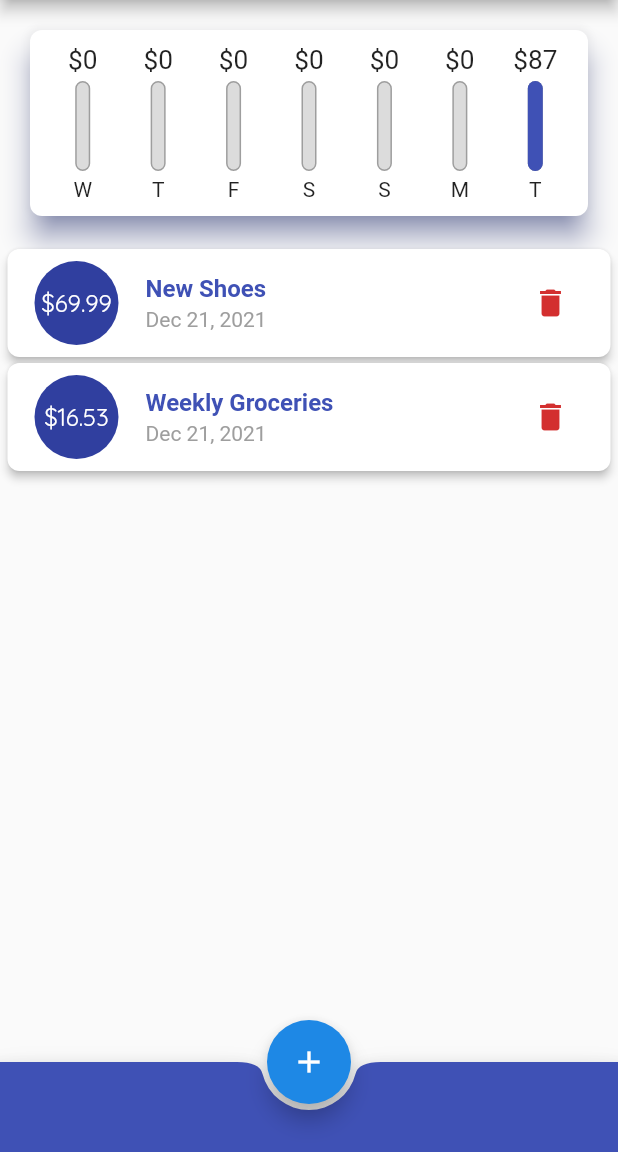
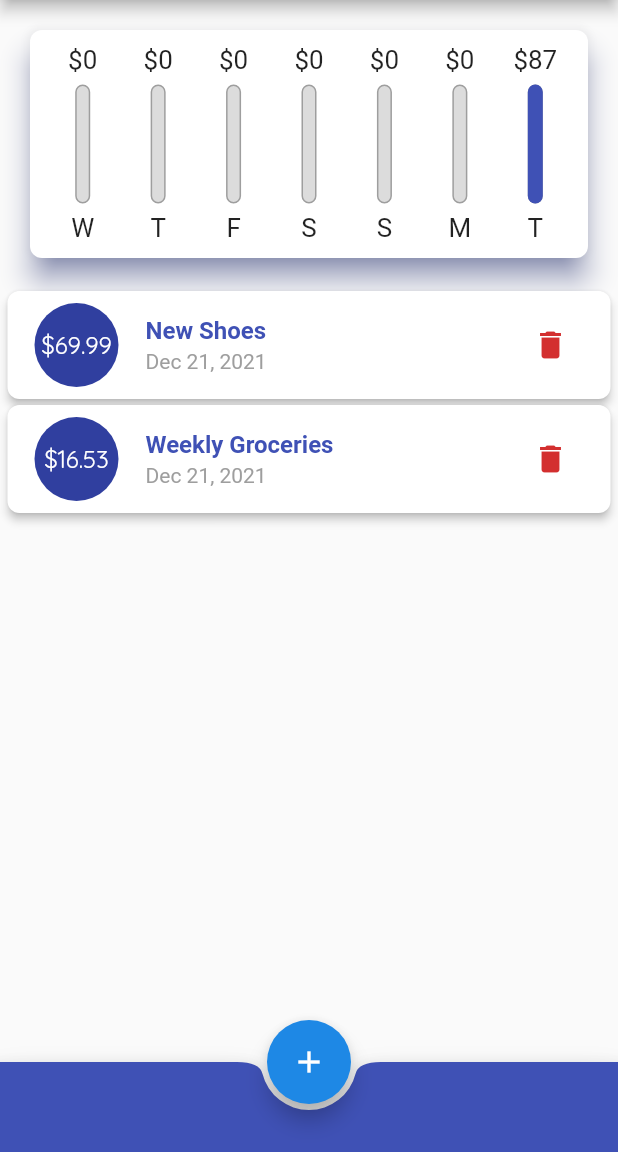
Before and after one commit to aldoalfians/flutter-vol-2, a Flutter app: the screen it shows after launch, on a phone screen of 412 x 824 dp, the part 84-1236 px from its top. Run offline on Flutter 3.47's test engine with Material 2 defaults, Android fonts, the phone set to English and light mode, and no system bars.

Commit message:
Responsive add MediaQuery

```diff
--- a/lib/main.dart
+++ b/lib/main.dart
@@ -1,4 +1,5 @@
 import 'package:flutter/material.dart';
+// import 'package:flutter/services.dart'; // for using system chrome
 
 // models
 import 'models/transaction.dart';
@@ -9,7 +10,14 @@ import './widgets/user_transaction.dart';
 import './widgets/new_transaction.dart';
 import './widgets/transaction_list.dart';
 
-void main() => runApp(MyApp());
+void main() {
+  // WidgetsFlutterBinding.ensureInitialized();
+  // SystemChrome.setPreferredOrientations([
+  //   DeviceOrientation.portraitUp,
+  //   DeviceOrientation.portraitDown,
+  // ]); // systemchrome allowto lock the screen in portrait mode
+  runApp(MyApp());
+}
 
 class MyApp extends StatelessWidget {
   Widget build(BuildContext context) {
@@ -64,6 +72,8 @@ class _MyHomePageState extends State<MyHomePage> with TickerProviderStateMixin {
       date: DateTime.now(),
     ),
   ];
+
+  bool _showChart = false;
 
   List<Transaction> get _recentTransactions {
     return _userTransactions.where((tx) {
@@ -121,18 +131,27 @@ class _MyHomePageState extends State<MyHomePage> with TickerProviderStateMixin {
   // Widget
   @override
   Widget build(BuildContext context) {
+    final isLandscape =
+        MediaQuery.of(context).orientation == Orientation.landscape;
+    final appBar = AppBar(
+      title: Text("Wet Expenses", style: Theme.of(context).textTheme.headline6),
+      actions: [
+        IconButton(
+          icon: Icon(Icons.add),
+          onPressed: () => _startAddNewTransaction(context),
+        ),
+      ],
+    );
+    final txListWidget = Container(
+      height: (MediaQuery.of(context).size.height -
+              appBar.preferredSize.height -
+              MediaQuery.of(context).padding.top) *
+          0.75,
+      child: TransactionList(_userTransactions, _deleteTransaction),
+    );
     return Scaffold(
       resizeToAvoidBottomInset: false,
-      appBar: AppBar(
-        title:
-            Text("Wet Expenses", style: Theme.of(context).textTheme.headline6),
-        actions: [
-          IconButton(
-            icon: Icon(Icons.add),
-            onPressed: () => _startAddNewTransaction(context),
-          ),
-        ],
-      ),
+      appBar: appBar,
       body: SingleChildScrollView(
         child: Column(
           crossAxisAlignment:
@@ -140,8 +159,42 @@ class _MyHomePageState extends State<MyHomePage> with TickerProviderStateMixin {
           // mainAxisAlignment:
           //     MainAxisAlignment.spaceAround, // main axis top to bottom
           children: <Widget>[
-            Chart(_recentTransactions),
-            TransactionList(_userTransactions, _deleteTransaction)
+            if (isLandscape)
+              Row(
+                mainAxisAlignment: MainAxisAlignment.end,
+                children: <Widget>[
+                  Text(
+                    'Show Chart',
+                    style: TextStyle(color: Theme.of(context).primaryColor),
+                  ),
+                  Switch(
+                      value: _showChart,
+                      onChanged: (val) {
+                        setState(() {
+                          _showChart = val;
+                        });
+                      }),
+                ],
+              ),
+            if (!isLandscape)
+              Container(
+                height: (MediaQuery.of(context).size.height -
+                        appBar.preferredSize.height -
+                        MediaQuery.of(context).padding.top) *
+                    0.25,
+                child: Chart(_recentTransactions),
+              ),
+            if (!isLandscape) txListWidget,
+            if (isLandscape)
+              _showChart
+                  ? Container(
+                      height: (MediaQuery.of(context).size.height -
+                              appBar.preferredSize.height -
+                              MediaQuery.of(context).padding.top) *
+                          0.7,
+                      child: Chart(_recentTransactions),
+                    )
+                  : txListWidget,
           ],
         ),
       ),
--- a/lib/widgets/chart_bar.dart
+++ b/lib/widgets/chart_bar.dart
@@ -1,4 +1,5 @@
 import 'package:flutter/material.dart';
+import 'package:flutter/rendering.dart';
 
 class ChartBar extends StatelessWidget {
   final String label;
@@ -9,19 +10,21 @@ class ChartBar extends StatelessWidget {
 
   @override
   Widget build(BuildContext context) {
+    return LayoutBuilder(
+      builder: (ctx, constraints) {
         return Column(
           children: <Widget>[
             Container(
-          height: 20,
+              height: constraints.maxHeight * 0.15,
               child: FittedBox(
                 child: Text('\$${spendingAmount.toStringAsFixed(0)}'),
               ),
             ),
             SizedBox(
-          height: 4,
+              height: constraints.maxHeight * 0.05,
             ),
             Container(
-          height: 60,
+              height: constraints.maxHeight * 0.6,
               width: 10,
               child: Stack(
                 children: <Widget>[
@@ -45,10 +48,17 @@ class ChartBar extends StatelessWidget {
               ),
             ),
             SizedBox(
-          height: 4,
+              height: constraints.maxHeight * 0.05,
             ),
-        Text(label),
+            Container(
+              height: constraints.maxHeight * 0.15,
+              child: FittedBox(
+                child: Text(label),
+              ),
+            ),
           ],
+        );
+      },
     );
   }
 }
--- a/lib/widgets/new_transaction.dart
+++ b/lib/widgets/new_transaction.dart
@@ -132,7 +132,6 @@ class _NewTransactionState extends State<NewTransaction> {
                         : 'Picked Date: ${DateFormat.yMd().format(_selectedDate)}',
                     style: TextStyle(
                       color: Colors.grey,
-                      fontWeight: FontWeight.bold,
                     ),
                   ),
                 ),
--- a/lib/widgets/transaction_list.dart
+++ b/lib/widgets/transaction_list.dart
@@ -12,10 +12,10 @@ class TransactionList extends StatelessWidget {
 
   @override
   Widget build(BuildContext context) {
-    return Container(
-      height: 478,
-      child: transaction.isEmpty
-          ? Column(
+    return transaction.isEmpty
+        ? LayoutBuilder(
+            builder: (ctx, constraints) {
+              return Column(
                 children: <Widget>[
                   Text(
                     'No transactions added yet!',
@@ -25,13 +25,15 @@ class TransactionList extends StatelessWidget {
                     height: 20,
                   ),
                   Container(
-                  height: 200,
+                    height: constraints.maxHeight * 0.6,
                     child: Image.asset(
                       'assets/images/waiting.png',
                       fit: BoxFit.cover,
                     ),
                   ),
                 ],
+              );
+            },
           )
         : ListView.builder(
             itemBuilder: (ctx, index) {
@@ -83,7 +85,6 @@ class TransactionList extends StatelessWidget {
               );
             },
             itemCount: transaction.length,
-            ),
           );
   }
 }
```
Lines whose indentation alone changed are shown as unchanged.
